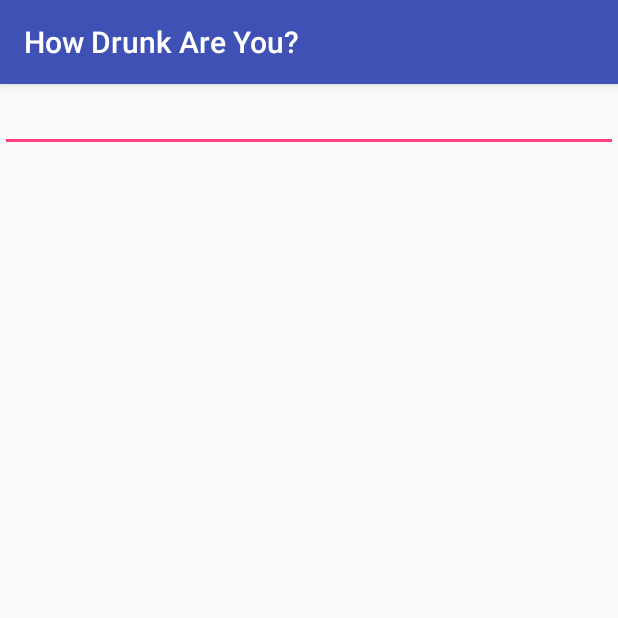
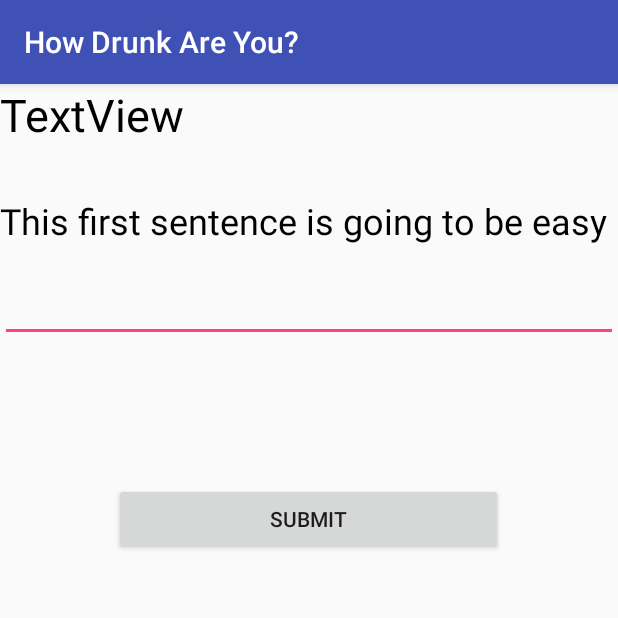
Before and after one commit to erinvarey/YearOfCode, an Android app: the spellingtest screen opened directly, with no data from a screen before it, on a phone screen of 412 x 824 dp, the top half of it. Run offline under Robolectric (Android 15) with nearby library versions, the phone set to English and light mode, and no system bars.

Commit message:
working on spelling portion of app

```diff
--- a/HowDrunkAreYou/app/src/main/AndroidManifest.xml
+++ b/HowDrunkAreYou/app/src/main/AndroidManifest.xml
@@ -10,13 +10,16 @@
         android:supportsRtl="true"
         android:theme="@style/AppTheme">
         <activity android:name=".MainActivity">
+            android:name=".MyApplication"
             <intent-filter>
                 <action android:name="android.intent.action.MAIN" />
 
                 <category android:name="android.intent.category.LAUNCHER" />
             </intent-filter>
         </activity>
-        <activity android:name=".spellingtest"></activity>
+        <activity android:name=".spellingtest">
+            android:name=".MyApplication"
+        </activity>
     </application>
 
 </manifest>
--- a/HowDrunkAreYou/app/src/main/res/layout/activity_main.xml
+++ b/HowDrunkAreYou/app/src/main/res/layout/activity_main.xml
@@ -14,7 +14,7 @@
         tools:layout_constraintTop_creator="1"
         tools:layout_constraintRight_creator="1"
         app:layout_constraintRight_toRightOf="parent"
-        android:layout_marginTop="359dp"
+        android:layout_marginTop="357dp"
         tools:layout_constraintLeft_creator="1"
         app:layout_constraintLeft_toLeftOf="parent"
         app:layout_constraintTop_toTopOf="parent"
--- a/HowDrunkAreYou/app/src/main/res/layout/spellingtest.xml
+++ b/HowDrunkAreYou/app/src/main/res/layout/spellingtest.xml
@@ -1,14 +1,52 @@
 <?xml version="1.0" encoding="utf-8"?>
-<LinearLayout xmlns:android="http://schemas.android.com/apk/res/android"
+<RelativeLayout xmlns:android="http://schemas.android.com/apk/res/android"
     xmlns:tools="http://schemas.android.com/tools"
     android:orientation="vertical" android:layout_width="match_parent"
-    android:layout_height="match_parent">
+    android:layout_height="match_parent"
+    android:baselineAligned="false">
+
+    <TextView
+        android:id="@+id/textView2"
+        android:layout_width="match_parent"
+        android:layout_height="wrap_content"
+        android:text="TextView"
+        android:textColor="@android:color/black"
+        android:textSize="30sp"
+        tools:text="Try and type each sentence out. Do this as fast as  you can"
+        android:layout_alignParentTop="true"
+        android:layout_alignParentLeft="true"
+        android:layout_alignParentStart="true" />
 
     <EditText
-        android:id="@+id/editText"
+        android:id="@+id/Testone"
         android:layout_width="match_parent"
         android:layout_height="wrap_content"
+        android:layout_below="@+id/textView3"
+        android:layout_centerHorizontal="true"
+        android:layout_marginTop="19dp"
         android:ems="10"
         android:inputType="textMultiLine"
-        tools:text="Try and type each sentence out. Do this as fast as  you can" />
-</LinearLayout>
+        tools:text="enter answer here" />
+
+    <TextView
+        android:id="@+id/textView3"
+        android:layout_width="match_parent"
+        android:layout_height="wrap_content"
+        android:text="This first sentence is going to be easy"
+        android:textAllCaps="false"
+        android:textColor="@android:color/black"
+        android:textSize="24sp"
+        android:layout_marginTop="34dp"
+        android:layout_below="@+id/textView2"
+        android:layout_alignParentLeft="true"
+        android:layout_alignParentStart="true" />
+
+    <Button
+        android:id="@+id/button3"
+        android:layout_width="259dp"
+        android:layout_height="wrap_content"
+        android:layout_below="@+id/Testone"
+        android:layout_centerHorizontal="true"
+        android:layout_marginTop="94dp"
+        android:text="Submit" />
+</RelativeLayout>
--- a/HowDrunkAreYou/app/src/main/res/values/strings.xml
+++ b/HowDrunkAreYou/app/src/main/res/values/strings.xml
@@ -1,3 +1,7 @@
 <resources>
     <string name="app_name">How Drunk Are You?</string>
+    <string name="Testone"></string>
+    <string name="button">Begin Test</string>
+    <string name="button2">Update Whoes Coming to Get You</string>
+    <string name="Submit">Submit</string>
 </resources>
```
Also changed, not shown: HowDrunkAreYou/app/src/main/java/com/example/erin/howdrunkareyou/MainActivity.java (+16 -0 lines), HowDrunkAreYou/app/src/main/java/com/example/erin/howdrunkareyou/spellingtest.java (+35 -0 lines), HowDrunkAreYou/app/src/main/java/com/example/erin/howdrunkareyou/spellingtest2.java (added, +19 -0 lines).
